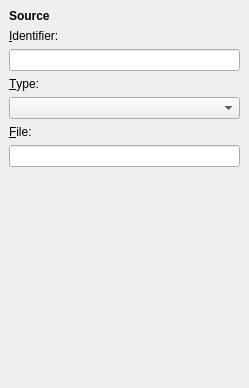
Old version of the form cokoon/cokoon/themeeditor/edit_source.ui in the repository mathieujobin/kde-playground-artwork.
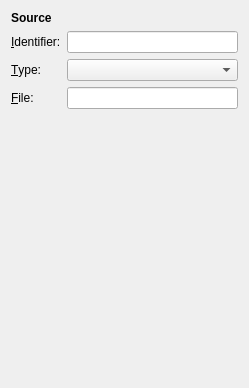
New version of the form.

```diff
--- a/cokoon/cokoon/themeeditor/edit_source.ui
+++ b/cokoon/cokoon/themeeditor/edit_source.ui
@@ -9,30 +9,15 @@
     <height>388</height>
    </rect>
   </property>
-  <layout class="QVBoxLayout" >
-   <property name="spacing" >
-    <number>6</number>
-   </property>
-   <property name="leftMargin" >
-    <number>9</number>
-   </property>
-   <property name="topMargin" >
-    <number>9</number>
-   </property>
-   <property name="rightMargin" >
-    <number>9</number>
-   </property>
-   <property name="bottomMargin" >
-    <number>9</number>
-   </property>
-   <item>
+  <layout class="QGridLayout" >
+   <item row="0" column="0" colspan="2" >
     <widget class="QLabel" name="label_4" >
      <property name="text" >
       <string>&lt;b>Source&lt;/b></string>
      </property>
     </widget>
    </item>
-   <item>
+   <item row="1" column="0" >
     <widget class="QLabel" name="label" >
      <property name="text" >
       <string>&amp;Identifier:</string>
@@ -42,10 +27,10 @@
      </property>
     </widget>
    </item>
-   <item>
+   <item row="1" column="1" >
     <widget class="QLineEdit" name="identifier" />
    </item>
-   <item>
+   <item row="2" column="0" >
     <widget class="QLabel" name="label_2" >
      <property name="text" >
       <string>&amp;Type:</string>
@@ -55,10 +40,10 @@
      </property>
     </widget>
    </item>
-   <item>
+   <item row="2" column="1" >
     <widget class="QComboBox" name="type" />
    </item>
-   <item>
+   <item row="3" column="0" >
     <widget class="QLabel" name="label_3" >
      <property name="text" >
       <string>&amp;File:</string>
@@ -68,18 +53,18 @@
      </property>
     </widget>
    </item>
-   <item>
+   <item row="3" column="1" >
     <widget class="QLineEdit" name="file" />
    </item>
-   <item>
+   <item row="4" column="1" >
     <spacer>
      <property name="orientation" >
       <enum>Qt::Vertical</enum>
      </property>
      <property name="sizeHint" >
       <size>
-       <width>166</width>
-       <height>91</height>
+       <width>121</width>
+       <height>181</height>
       </size>
      </property>
     </spacer>
```
